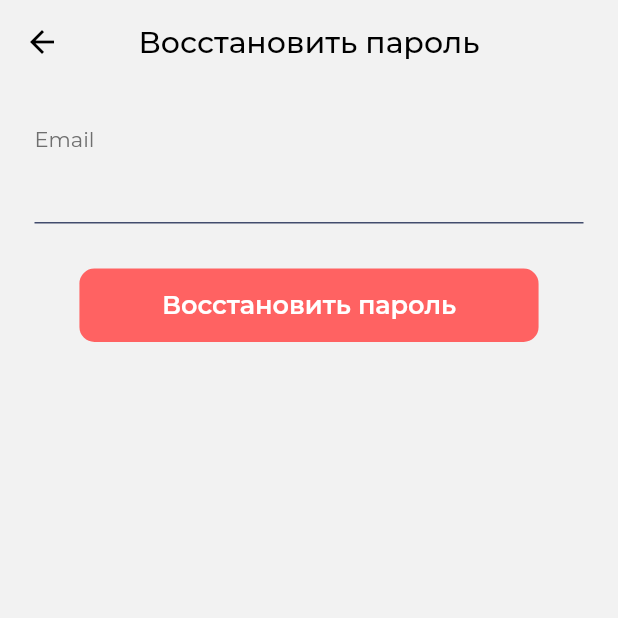
After one commit to AKR4log/CardioExpert, a Flutter app: the screen it shows after launch, after a tap on "Восстановить пароль", on a phone screen of 412 x 824 dp, the top half of it. The commit adds this screen. Run offline on Flutter 3.47's test engine with Material 2 defaults, Android fonts, the light colour scheme and no system bars; our stand-ins replace cloud_firestore, firebase_auth, firebase_core, flutter_local_notifications, flutter_multi_formatter, pdf and 1 more; missing offline and left inert: flutter_share; accounts and stored records are empty.

Commit message:
Reset password - Complete

```diff
--- a/assets/lang/kk.json
+++ b/assets/lang/kk.json
@@ -80,5 +80,8 @@
     "title": "Аты",
     "description": "Сипаттама",
     "create_hint": "Жаңа кеңес құру",
-    "hint": "Kеңес"
+    "hint": "Kеңес",
+    "recover_password": "Құпия сөзді қалпына келтіріңіз",
+    "recover_is_good": "Бұл поштаға құпия сөзді қалпына келтіру сілтемесі жіберілді",
+    "recover_is_bad": "Қате: "
 }
--- a/assets/lang/ru.json
+++ b/assets/lang/ru.json
@@ -80,5 +80,8 @@
     "title": "Название",
     "description": "Описание",
     "create_hint": "Создать подсказку",
-    "hint": "Подсказка"
+    "hint": "Подсказка",
+    "recover_password": "Восстановить пароль",
+    "recover_is_good": "На данную почту был отправлена ссылка для сброса пароля",
+    "recover_is_bad": "Ошибка: "
 }
--- a/lib/app/database/firebase.dart
+++ b/lib/app/database/firebase.dart
@@ -54,6 +54,16 @@ class Cloud extends AppStateMobile {
     } catch (e) {
       print(e);
     }
+  }
+
+  Future<String> resetPassword({String email}) async {
+    return await _firebaseAuth
+        .sendPasswordResetEmail(email: email)
+        .then((value) {
+      return 'RESET_PASSWORD';
+    }).catchError((e) {
+      return e.toString();
+    });
   }
 
   Future<String> signInUser(
--- a/lib/app/enum.dart
+++ b/lib/app/enum.dart
@@ -5,4 +5,5 @@ enum AuthStatus {
   REGISTER_NOW_USER,
   NOT_LOGGED_IN,
   LOGGED_IN,
+  RESET_PASSWORD,
 }
--- a/lib/ui/mobile/connect/connect.dart
+++ b/lib/ui/mobile/connect/connect.dart
@@ -1,5 +1,6 @@
 import 'package:cardio_expert/localization.dart';
 import 'package:cardio_expert/ui/mobile/connect/reg/reg.dart';
+import 'package:cardio_expert/ui/mobile/connect/reset/reset.dart';
 import 'package:flutter/material.dart';
 import 'package:provider/provider.dart';
 
@@ -60,7 +61,7 @@ class _ConnectPageState extends State<ConnectPage> {
                       fontWeight: FontWeight.w700, fontSize: 18),
                 ),
                 Padding(
-                  padding: const EdgeInsets.only(top: 19, bottom: 19),
+                  padding: const EdgeInsets.only(top: 19),
                   child: Row(
                     mainAxisAlignment: MainAxisAlignment.spaceAround,
                     children: [
@@ -72,6 +73,22 @@ class _ConnectPageState extends State<ConnectPage> {
                                       const RegPage())),
                           child: Text(AppLocalizations.of(context)
                               .translate('register'))),
+                    ],
+                  ),
+                ),
+                Padding(
+                  padding: const EdgeInsets.only(bottom: 19),
+                  child: Row(
+                    mainAxisAlignment: MainAxisAlignment.spaceAround,
+                    children: [
+                      // TextButton(onPressed: () {}, child: const Text('Войти')),
+                      TextButton(
+                          onPressed: () => Navigator.of(context).push(
+                              MaterialPageRoute(
+                                  builder: (BuildContext context) =>
+                                      const ResetPasswordPage())),
+                          child: Text(AppLocalizations.of(context)
+                              .translate('recover_password'))),
                     ],
                   ),
                 )
--- /dev/null
+++ b/lib/ui/mobile/connect/reset/reset.dart
@@ -0,0 +1,115 @@
+// ignore_for_file: non_constant_identifier_names
+
+import 'package:cardio_expert/localization.dart';
+import 'package:cardio_expert/ui/mobile/connect/reg/reg.dart';
+import 'package:flutter/material.dart';
+import 'package:provider/provider.dart';
+
+import '../../../../app/database/firebase.dart';
+
+class ResetPasswordPage extends StatefulWidget {
+  const ResetPasswordPage({Key key}) : super(key: key);
+
+  @override
+  State<ResetPasswordPage> createState() => _ResetPasswordPageState();
+}
+
+class _ResetPasswordPageState extends State<ResetPasswordPage> {
+  TextEditingController controllerEmail;
+  String error = "";
+  bool RESET_PASSWORD = false;
+
+  @override
+  void initState() {
+    controllerEmail = TextEditingController();
+    super.initState();
+  }
+
+  @override
+  Widget build(BuildContext context) {
+    var cloud = Provider.of<Cloud>(context, listen: false);
+    return Scaffold(
+      backgroundColor: const Color.fromRGBO(242, 242, 242, 1),
+      appBar: AppBar(
+        leading: const BackButton(color: Colors.black),
+        centerTitle: true,
+        elevation: 0,
+        backgroundColor: Colors.transparent,
+        title: Text(
+          AppLocalizations.of(context).translate('recover_password'),
+          style: const TextStyle(color: Colors.black),
+        ),
+      ),
+      body: SingleChildScrollView(
+          child: Column(children: [
+        const SizedBox(height: 23),
+        Container(
+          margin: const EdgeInsets.symmetric(horizontal: 23, vertical: 5),
+          child: Column(
+            crossAxisAlignment: CrossAxisAlignment.start,
+            children: [
+              const Text('Email',
+                  style: TextStyle(color: Color.fromRGBO(111, 111, 111, 1))),
+              TextField(
+                controller: controllerEmail,
+                keyboardType: TextInputType.emailAddress,
+                style: const TextStyle(color: Colors.black, fontSize: 14),
+                decoration: const InputDecoration(
+                    enabledBorder: UnderlineInputBorder(
+                        borderSide:
+                            BorderSide(color: Color.fromRGBO(66, 76, 109, 1))),
+                    focusedBorder: UnderlineInputBorder(
+                        borderSide:
+                            BorderSide(color: Color.fromRGBO(66, 76, 109, 1)))),
+              ),
+              RESET_PASSWORD
+                  ? Text(
+                      AppLocalizations.of(context).translate('recover_is_good'))
+                  : const SizedBox(),
+              error ==
+                      "[firebase_auth/invalid-email] The email address is badly formatted."
+                  ? Text(
+                      "${AppLocalizations.of(context).translate('recover_is_bad')} The email address is badly formatted.")
+                  : const SizedBox(),
+              error ==
+                      "[firebase_auth/user-not-found] There is no user record corresponding to this identifier. The user may have been deleted."
+                  ? Text(
+                      "${AppLocalizations.of(context).translate('recover_is_bad')} There is no user record corresponding to this identifier. The user may have been deleted.")
+                  : const SizedBox(),
+            ],
+          ),
+        ),
+        const SizedBox(height: 25),
+        TextButton(
+            onPressed: () {
+              cloud
+                  .resetPassword(email: controllerEmail.text.trim())
+                  .then((value) {
+                if (value.toString() == "RESET_PASSWORD") {
+                  RESET_PASSWORD = true;
+                }
+                setState(() {
+                  error = value.toString();
+                });
+              });
+            },
+            style: ButtonStyle(
+              shape: MaterialStateProperty.all<RoundedRectangleBorder>(
+                  RoundedRectangleBorder(
+                borderRadius: BorderRadius.circular(10),
+              )),
+              backgroundColor: MaterialStateProperty.all(
+                  const Color.fromRGBO(255, 98, 98, 1)),
+              padding: MaterialStateProperty.all(
+                  const EdgeInsets.symmetric(vertical: 14, horizontal: 55)),
+            ),
+            child: Text(
+                AppLocalizations.of(context).translate('recover_password'),
+                style: const TextStyle(
+                    fontSize: 17,
+                    fontWeight: FontWeight.w600,
+                    color: Colors.white))),
+      ])),
+    );
+  }
+}
--- a/lib/ui/mobile/home/home.dart
+++ b/lib/ui/mobile/home/home.dart
@@ -13,6 +13,7 @@ import 'package:cardio_expert/ui/mobile/home/reports.dart';
 import 'package:cloud_firestore/cloud_firestore.dart';
 import 'package:firebase_auth/firebase_auth.dart';
 import 'package:flutter/material.dart';
+import 'package:shared_preferences/shared_preferences.dart';
 
 import 'helper/home.dart';
 
@@ -423,7 +424,12 @@ class _HomePageState extends State<HomePage> {
                               fontWeight: FontWeight.w500,
                               color: Colors.blue))),
                   TextButton(
-                      onPressed: () => FirebaseAuth.instance.signOut(),
+                      onPressed: () async {
+                        final SharedPreferences prefs =
+                            await SharedPreferences.getInstance();
+                        prefs.remove("Email");
+                        FirebaseAuth.instance.signOut();
+                      },
                       child: Text(
                           AppLocalizations.of(context).translate('log_out'),
                           style: const TextStyle(
```
